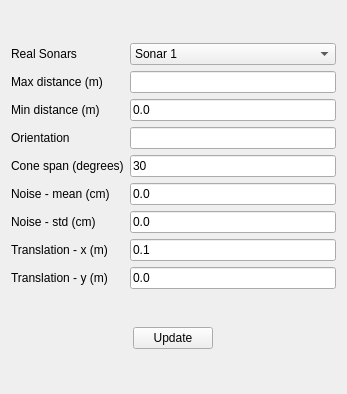
Above: stdr_gui/ui/sonarProperties.ui from stdr-simulator-ros-pkg/stdr_simulator before the change. Below: the same form after it.
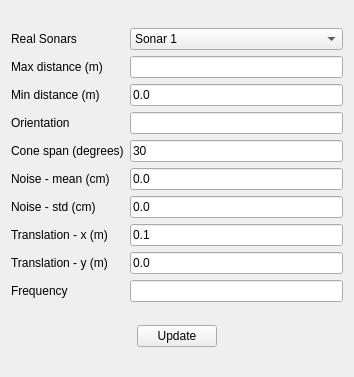
That is the form after the change.

Commit message: Sensor frequency fixed - gui

```diff
--- a/stdr_gui/ui/sonarProperties.ui
+++ b/stdr_gui/ui/sonarProperties.ui
@@ -6,8 +6,8 @@
    <rect>
     <x>0</x>
     <y>0</y>
-    <width>347</width>
-    <height>394</height>
+    <width>354</width>
+    <height>377</height>
    </rect>
   </property>
   <property name="windowTitle">
@@ -151,6 +151,16 @@
      <item row="3" column="1">
       <widget class="QLineEdit" name="sonarOrientation"/>
      </item>
+     <item row="9" column="0">
+      <widget class="QLabel" name="label_4">
+       <property name="text">
+        <string>Frequency</string>
+       </property>
+      </widget>
+     </item>
+     <item row="9" column="1">
+      <widget class="QLineEdit" name="sonarFrequency"/>
+     </item>
     </layout>
    </item>
    <item row="1" column="0" alignment="Qt::AlignHCenter">
```
Left out of the diff: 20 changed lines with no effect on the pictures. The commit also changes 3 other files.
